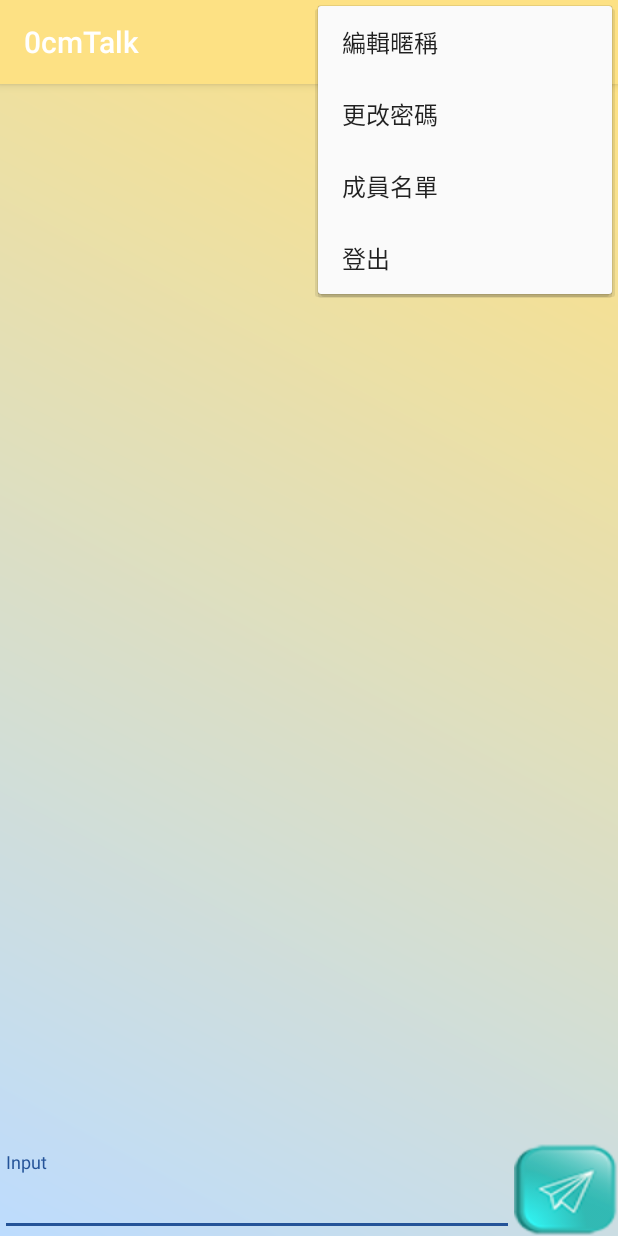
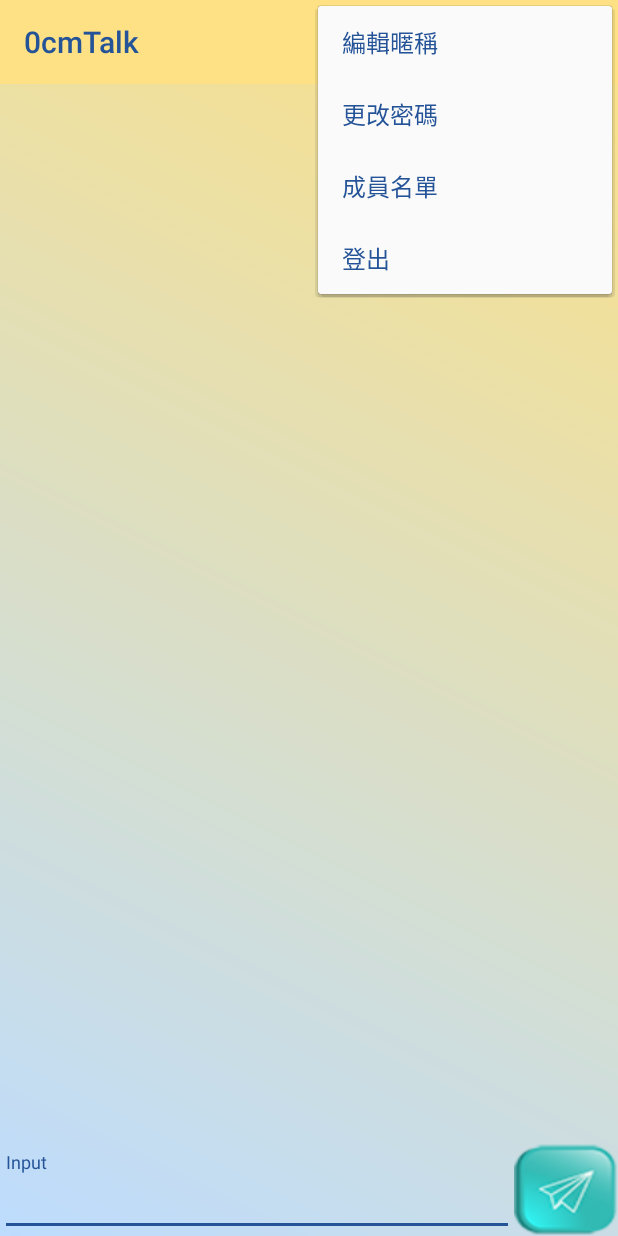
Before and after one commit to NiYiHao/TestChat, an Android app: the screen it shows after launch once a user with an empty profile is signed in (MainActivity), with the options menu open, on a phone screen of 412 x 824 dp. Run offline under Robolectric (Android 15) with nearby library versions, the phone set to English and light mode, and no system bars; our stand-ins replace Firebase (no records; nobody signed in at launch, a user with empty details on screens opened directly), Picasso; libraries missing offline, so code that uses them is left out: com.firebase.ui; 4 statements that could not run were skipped.

Commit message:
0.2.1
修正toolbar

```diff
--- a/app/src/main/AndroidManifest.xml
+++ b/app/src/main/AndroidManifest.xml
@@ -18,7 +18,7 @@
         android:label="@string/app_name"
         android:roundIcon="@mipmap/ic_launcher_round"
         android:supportsRtl="true"
-        android:theme="@style/AppTheme">
+        android:theme="@style/myAppTheme">
         <activity android:name=".startActivity">
             <intent-filter>
                 <action android:name="android.intent.action.MAIN" />
--- a/app/src/main/java/com/example/administrator/testchat/MainActivity.java
+++ b/app/src/main/java/com/example/administrator/testchat/MainActivity.java
@@ -19,6 +19,7 @@ import android.widget.ImageView;
 import android.widget.ListView;
 import android.widget.TextView;
 import android.widget.Toast;
+import android.widget.Toolbar;
 
 import com.firebase.ui.auth.AuthUI;
 import com.firebase.ui.database.FirebaseListAdapter;
@@ -42,6 +43,7 @@ public class MainActivity extends AppCompatActivity {
     private ChatMessage model;
     private ListView listView;
     private Button fab;
+    private android.support.v7.widget.Toolbar toolbar;
 
     private FirebaseAuth auth;
     private FirebaseAuth.AuthStateListener authStateListener;
@@ -59,6 +61,8 @@ public class MainActivity extends AppCompatActivity {
 
 //資料設定區----------------------------------------------------------------------------------------------------------------------
         listView = findViewById( R.id.list_of_messages );
+        toolbar = findViewById(R.id.mainToolbar);
+        setSupportActionBar(toolbar);
 
 //OnCreate程式區----------------------------------------------------------------------------------------------------------------------
 //Firebase確認使用者認證----------------------------------------------------------------------------------------------------------------------
--- a/app/src/main/java/com/example/administrator/testchat/startActivity.java
+++ b/app/src/main/java/com/example/administrator/testchat/startActivity.java
@@ -13,8 +13,8 @@ public class startActivity extends AppCompatActivity {
     @Override
     protected void onCreate(Bundle savedInstanceState) {
         super.onCreate( savedInstanceState );
-        getSupportActionBar().hide(); //隱藏標題
-        getWindow().getDecorView().setSystemUiVisibility( View.SYSTEM_UI_FLAG_FULLSCREEN); //隱藏狀態
+//        getSupportActionBar().hide(); //隱藏標題
+//        getWindow().getDecorView().setSystemUiVisibility( View.SYSTEM_UI_FLAG_FULLSCREEN); //隱藏狀態
         setContentView( R.layout.activity_start );
         logo = findViewById( R.id.Logo );
         Animation fadein = AnimationUtils.loadAnimation(this,R.anim.fadein);
--- a/app/src/main/res/layout/activity_main.xml
+++ b/app/src/main/res/layout/activity_main.xml
@@ -7,15 +7,25 @@
     android:background="@drawable/background"
     tools:context=".MainActivity">
 
+    <android.support.v7.widget.Toolbar
+        android:id="@+id/mainToolbar"
+        android:layout_width="match_parent"
+        android:layout_height="wrap_content"
+        android:background="?attr/colorPrimary"
+        android:minHeight="?attr/actionBarSize"
+        android:theme="?attr/actionBarTheme"
+        app:layout_constraintEnd_toEndOf="parent"
+        app:layout_constraintStart_toStartOf="parent"
+        app:layout_constraintTop_toTopOf="parent" />
+
     <RelativeLayout
         android:layout_width="match_parent"
-        android:layout_height="match_parent"
+        android:layout_height="0dp"
         app:layout_constraintBottom_toBottomOf="parent"
         app:layout_constraintEnd_toEndOf="parent"
-        app:layout_constraintHorizontal_bias="1.0"
+        app:layout_constraintHorizontal_bias="0.0"
         app:layout_constraintStart_toStartOf="parent"
-        app:layout_constraintTop_toTopOf="parent"
-        app:layout_constraintVertical_bias="1.0">
+        app:layout_constraintTop_toBottomOf="@+id/mainToolbar">
 
         <Button
             android:id="@+id/fab"
@@ -58,7 +68,7 @@
             android:divider="@android:color/transparent"
             android:dividerHeight="16dp"
             android:stackFromBottom="true"
-            android:transcriptMode="alwaysScroll" >
+            android:transcriptMode="alwaysScroll">
 
         </ListView>
 
--- a/app/src/main/res/values/styles.xml
+++ b/app/src/main/res/values/styles.xml
@@ -1,10 +1,14 @@
 <resources>
 
      Base application theme.
-    <style name="AppTheme" parent="Theme.AppCompat.Light.DarkActionBar">
+    <style name="AppTheme" parent="Theme.AppCompat.Light.NoActionBar">
         <!-- Customize your theme here. -->
         <item name="colorPrimary">@color/colorPrimary</item>
         <item name="colorPrimaryDark">@color/colorPrimaryDark</item>
         <item name="colorAccent">@color/colorAccent</item>
     </style>
+
+    <style name="myAppTheme" parent="AppTheme" >
+        <item name="android:textColorPrimary">@color/colorAccent</item>
+    </style>
 </resources>
```
Also changed, not shown: app/src/main/java/com/example/administrator/testchat/UserActivity.java (+12 -2 lines), app/src/main/res/layout/activity_user.xml (+12 -1 lines).
